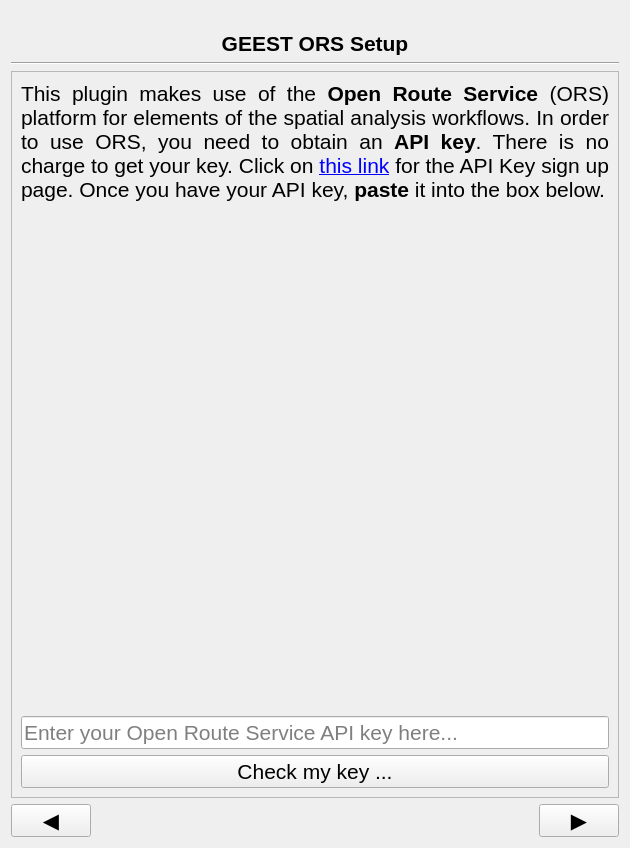
This is geest/ui/ors_panel_base.ui in worldbank/GEEST as Qt 5 draws it before an edit. The edited form follows.
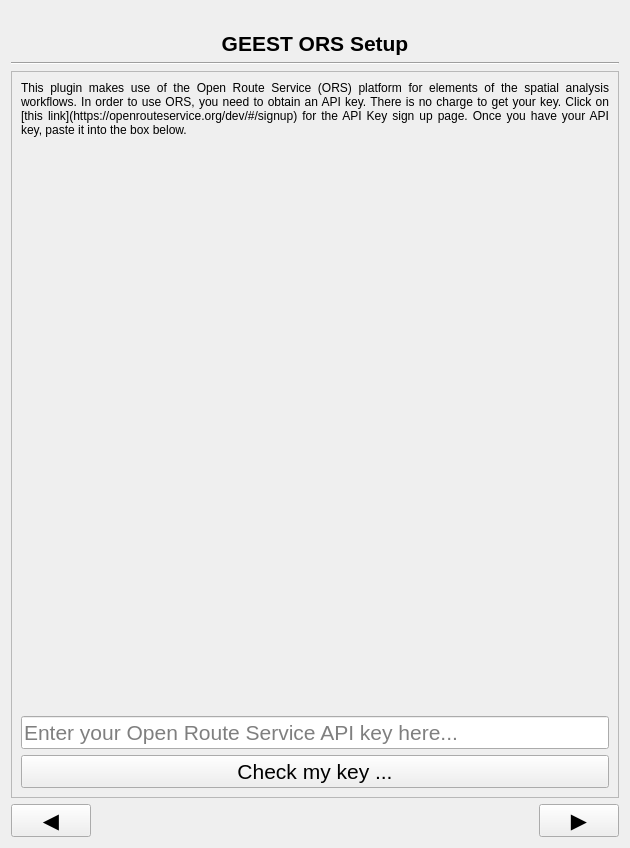
This is the edited form. Icons and pictures are not drawn.

Commit message: Scale text size according to panel size Fixes #781

Patch:
```diff
--- a/geest/ui/ors_panel_base.ui
+++ b/geest/ui/ors_panel_base.ui
@@ -139,10 +139,10 @@
           </sizepolicy>
          </property>
          <property name="text">
-          <string>&lt;html&gt;&lt;head/&gt;&lt;body&gt;&lt;p&gt;&lt;span style=&quot; font-size:16pt;&quot;&gt;This plugin makes use of the &lt;/span&gt;&lt;span style=&quot; font-size:16pt; font-weight:600;&quot;&gt;Open Route Service&lt;/span&gt;&lt;span style=&quot; font-size:16pt;&quot;&gt; (ORS) platform for elements of the spatial analysis workflows. In order to use ORS, you need to obtain an &lt;/span&gt;&lt;span style=&quot; font-size:16pt; font-weight:600;&quot;&gt;API key&lt;/span&gt;&lt;span style=&quot; font-size:16pt;&quot;&gt;. There is no charge to get your key. Click on &lt;/span&gt;&lt;a href=&quot;https://openrouteservice.org/dev/#/signup&quot;&gt;&lt;span style=&quot; font-size:16pt; text-decoration: underline; color:#0000ff;&quot;&gt;this link&lt;/span&gt;&lt;/a&gt;&lt;span style=&quot; font-size:16pt;&quot;&gt; for the API Key sign up page. Once you have your API key, &lt;/span&gt;&lt;span style=&quot; font-size:16pt; font-weight:600;&quot;&gt;paste&lt;/span&gt;&lt;span style=&quot; font-size:16pt;&quot;&gt; it into the box below.&lt;/span&gt;&lt;/p&gt;&lt;/body&gt;&lt;/html&gt;</string>
+          <string>This plugin makes use of the Open Route Service (ORS) platform for elements of the spatial analysis workflows. In order to use ORS, you need to obtain an API key. There is no charge to get your key. Click on [this link](https://openrouteservice.org/dev/#/signup) for the API Key sign up page. Once you have your API key, paste it into the box below.</string>
          </property>
          <property name="textFormat">
-          <enum>Qt::RichText</enum>
+          <enum>Qt::MarkdownText</enum>
          </property>
          <property name="alignment">
           <set>Qt::AlignJustify|Qt::AlignTop</set>
```
The commit also changes 7 other files.
